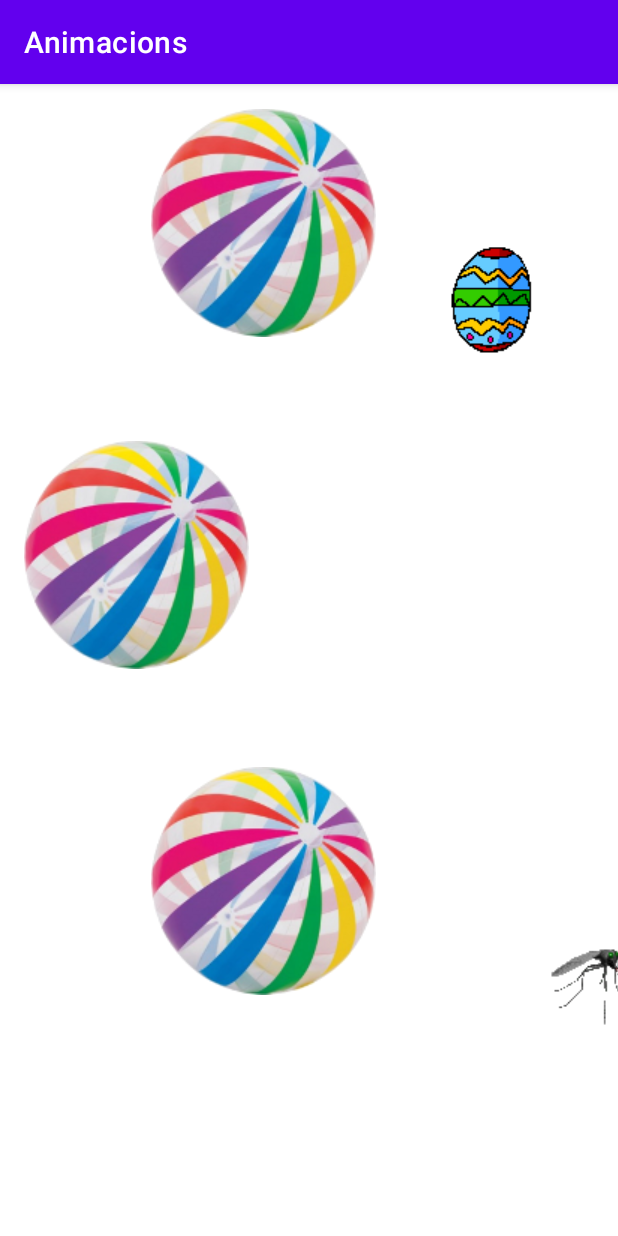
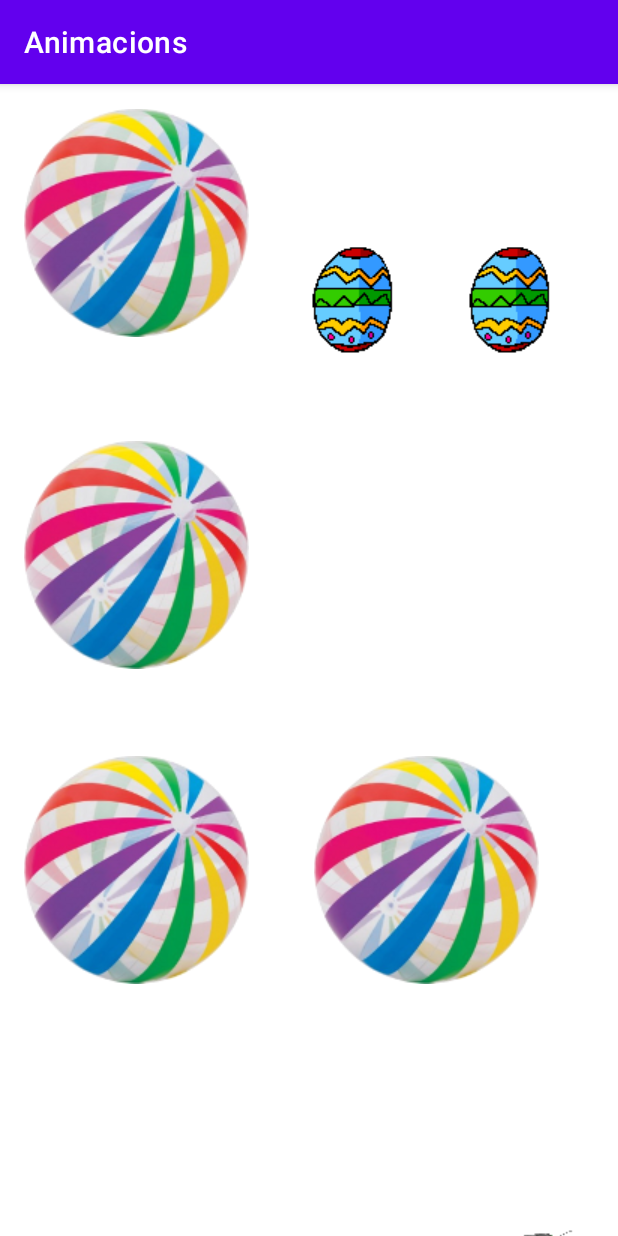
Before and after one commit to joancoll/Animacions, an Android app: the screen it shows after launch (MainActivity), on a phone screen of 412 x 824 dp. Run offline under Robolectric (Android 15) with nearby library versions, the phone set to English and light mode, and no system bars.

```diff
--- a/app/src/main/java/cat/dam/andy/animacions/MainActivity.java
+++ b/app/src/main/java/cat/dam/andy/animacions/MainActivity.java
@@ -21,10 +21,12 @@ public class MainActivity extends AppCompatActivity {
         super.onCreate(savedInstanceState);
         setContentView(R.layout.activity_main);
         animacioOu();
+        animacioOu2();
         animacioMosquit();
         animacioPilota1();
         animacioPilota2();
         animacioPilota3();
+        animacioPilota4();
 
     }
 
@@ -34,6 +36,16 @@ public class MainActivity extends AppCompatActivity {
             // Canviem la imatge assignant-li l'altre recurs
             ImageView visorImatge = (ImageView) findViewById(R.id.iv_ou);
             visorImatge.setImageResource(R.drawable.gall);
+        });
+    }
+
+    private void animacioOu2() {
+        ImageView iv_ou =(ImageView) findViewById(R.id.iv_ou2);
+        iv_ou.setOnClickListener(v -> {
+            // Canviem la imatge assignant-li l'altre recurs
+            ImageView visorImatge = (ImageView) findViewById(R.id.iv_ou);
+            Animation animacioPilota = AnimationUtils.loadAnimation(MainActivity.this, R.anim.ouquecau);
+            iv_ou.startAnimation(animacioPilota);
         });
     }
 
@@ -64,6 +76,15 @@ public class MainActivity extends AppCompatActivity {
         });
     }
 
+    private void animacioPilota4() {
+        final ImageView iv_pilota = (ImageView)findViewById(R.id.iv_pilota4);
+        iv_pilota.setOnClickListener(v -> {
+            // Canviem la imatge assignant-li l'altre recurs
+            Animation animacioPilota = AnimationUtils.loadAnimation(MainActivity.this, R.anim.venir);
+            iv_pilota.startAnimation(animacioPilota);
+        });
+    }
+
     private void animacioMosquit() {
         mosquit_animat = new AnimationDrawable();
         // Carrega el ImageView que contindrà l'animació i actualiza el fons d'imatge amb el recurs XML on es defineix les imatges
--- /dev/null
+++ b/app/src/main/res/anim/ouquecau.xml
@@ -0,0 +1,10 @@
+<?xml version="1.0" encoding="utf-8"?>
+<set xmlns:android="http://schemas.android.com/apk/res/android"
+    android:fillAfter="true"
+    android:fillEnabled="true">
+    <translate
+        android:duration="1000"
+        android:fromYDelta="0%p"
+        android:interpolator="@android:anim/accelerate_interpolator"
+        android:toYDelta="100%p"/>
+</set>
--- a/app/src/main/res/anim/rodar.xml
+++ b/app/src/main/res/anim/rodar.xml
@@ -8,12 +8,12 @@
         android:toDegrees="360"
         android:pivotX="50%"
         android:pivotY="50%"
-        android:duration="4000"/>
+        android:duration="2000"/>
     <translate
         android:interpolator="@android:anim/linear_interpolator"
         android:repeatCount="infinite"
         android:repeatMode="reverse"
         android:fromXDelta="0%p"
         android:toXDelta="50%p"
-        android:duration="4000"/>
+        android:duration="2000"/>
 </set>
--- /dev/null
+++ b/app/src/main/res/anim/venir.xml
@@ -0,0 +1,21 @@
+<?xml version="1.0" encoding="utf-8"?>
+<set xmlns:android="http://schemas.android.com/apk/res/android">
+    <rotate
+        android:interpolator="@android:anim/linear_interpolator"
+        android:duration="500"
+        android:repeatCount="8"
+        android:pivotX="40%"
+        android:pivotY="40%"
+        android:fromDegrees="0"
+        android:toDegrees="360"/>
+    <scale
+        android:interpolator="@android:anim/linear_interpolator"
+        android:repeatCount="0"
+        android:duration="4000"
+        android:pivotX="50%"
+        android:pivotY="50%"
+        android:fromXScale="0"
+        android:toXScale="1"
+        android:fromYScale="0"
+        android:toYScale="1"/>
+</set>
--- a/app/src/main/res/layout/activity_main.xml
+++ b/app/src/main/res/layout/activity_main.xml
@@ -12,7 +12,7 @@
         android:layout_height="wrap_content"
         android:src="@drawable/pilota"
         app:layout_constraintBottom_toBottomOf="parent"
-        app:layout_constraintHorizontal_bias="0.383"
+        app:layout_constraintHorizontal_bias="0.061"
         app:layout_constraintLeft_toLeftOf="parent"
         app:layout_constraintRight_toRightOf="parent"
         app:layout_constraintTop_toTopOf="parent"
@@ -36,11 +36,23 @@
         android:layout_height="wrap_content"
         android:src="@drawable/pilota"
         app:layout_constraintBottom_toBottomOf="parent"
-        app:layout_constraintHorizontal_bias="0.383"
+        app:layout_constraintHorizontal_bias="0.061"
         app:layout_constraintLeft_toLeftOf="parent"
         app:layout_constraintRight_toRightOf="parent"
         app:layout_constraintTop_toTopOf="parent"
-        app:layout_constraintVertical_bias="0.739" />
+        app:layout_constraintVertical_bias="0.727" />
+
+    <ImageView
+        android:id="@+id/iv_pilota4"
+        android:layout_width="wrap_content"
+        android:layout_height="wrap_content"
+        android:src="@drawable/pilota"
+        app:layout_constraintBottom_toBottomOf="parent"
+        app:layout_constraintHorizontal_bias="0.8"
+        app:layout_constraintLeft_toLeftOf="parent"
+        app:layout_constraintRight_toRightOf="parent"
+        app:layout_constraintTop_toTopOf="parent"
+        app:layout_constraintVertical_bias="0.727" />
 
     <ImageView
         android:id="@+id/iv_ou"
@@ -48,7 +60,19 @@
         android:layout_height="wrap_content"
         android:src="@drawable/ou"
         app:layout_constraintBottom_toBottomOf="parent"
-        app:layout_constraintHorizontal_bias="0.909"
+        app:layout_constraintHorizontal_bias="0.611"
+        app:layout_constraintLeft_toLeftOf="parent"
+        app:layout_constraintRight_toRightOf="parent"
+        app:layout_constraintTop_toTopOf="parent"
+        app:layout_constraintVertical_bias="0.028" />
+
+    <ImageView
+        android:id="@+id/iv_ou2"
+        android:layout_width="wrap_content"
+        android:layout_height="wrap_content"
+        android:src="@drawable/ou"
+        app:layout_constraintBottom_toBottomOf="parent"
+        app:layout_constraintHorizontal_bias="0.948"
         app:layout_constraintLeft_toLeftOf="parent"
         app:layout_constraintRight_toRightOf="parent"
         app:layout_constraintTop_toTopOf="parent"
@@ -59,11 +83,11 @@
         android:layout_width="wrap_content"
         android:layout_height="wrap_content"
         app:layout_constraintBottom_toBottomOf="parent"
-        app:layout_constraintHorizontal_bias="0.903"
+        app:layout_constraintHorizontal_bias="0.765"
         app:layout_constraintLeft_toLeftOf="parent"
         app:layout_constraintRight_toRightOf="parent"
         app:layout_constraintTop_toTopOf="parent"
-        app:layout_constraintVertical_bias="0.656" />
+        app:layout_constraintVertical_bias="0.939" />
 
 
 </androidx.constraintlayout.widget.ConstraintLayout>
```
